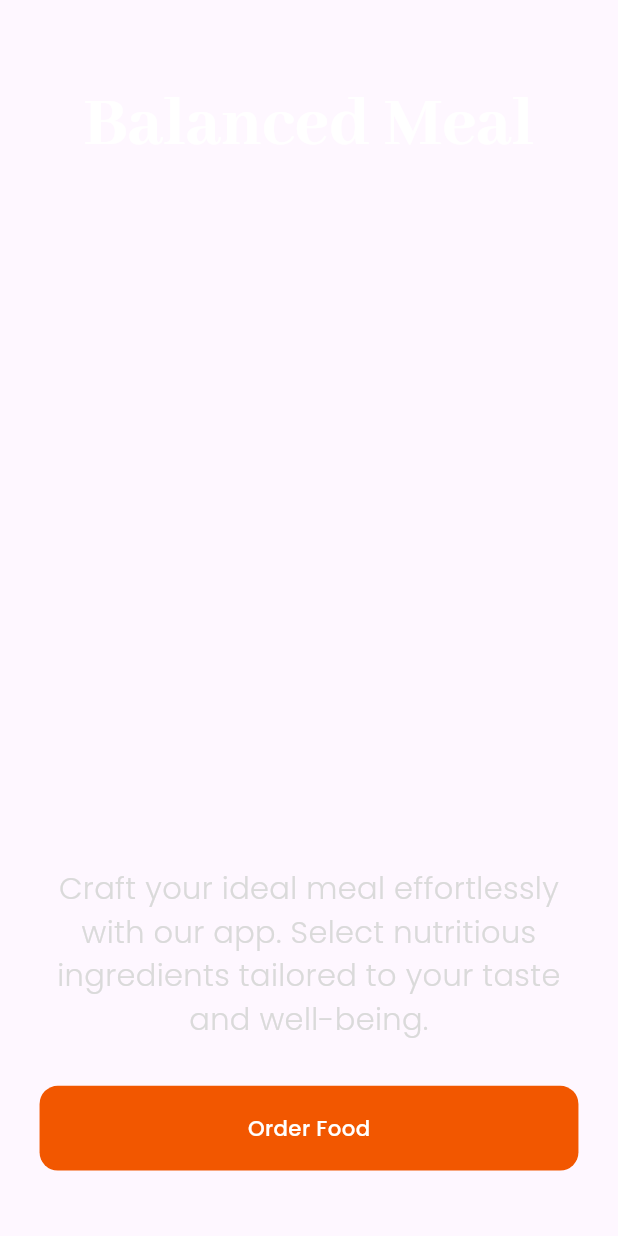
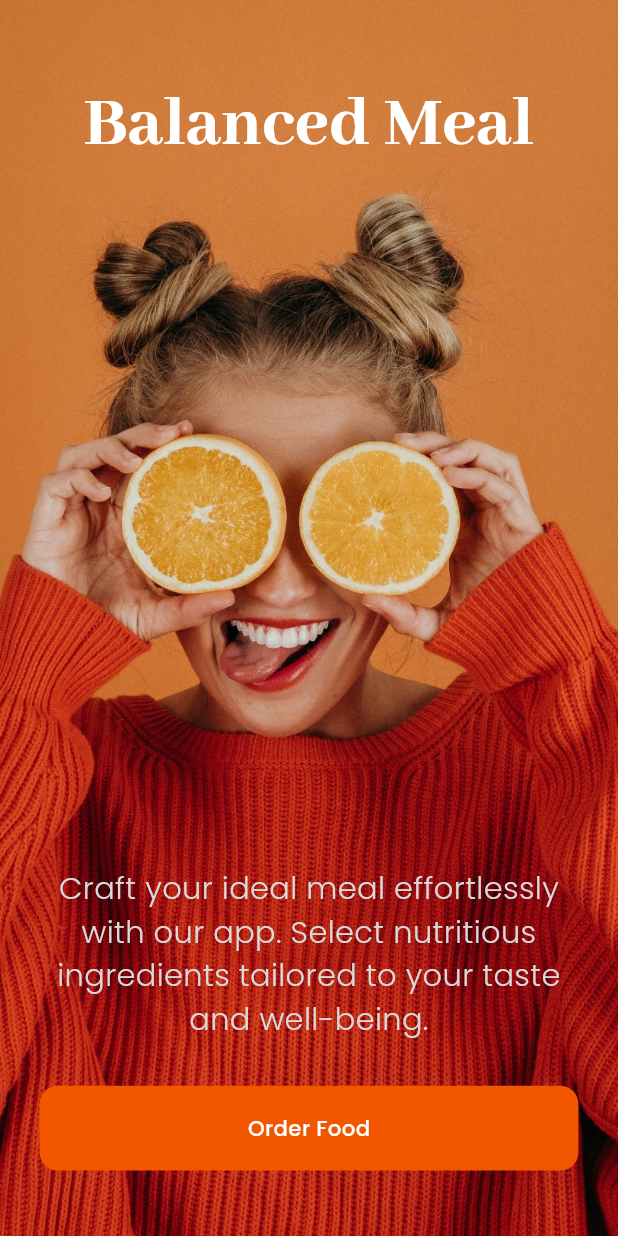
Before and after one commit to Israela608/balanced_meal, a Flutter app: the screen it shows after launch, on a phone screen of 412 x 824 dp. Run offline on Flutter 3.47's test engine with Material 3 defaults, Android fonts, the phone set to English and light mode, and no system bars; our stand-ins replace equatable, flutter_hooks, flutter_keyboard_visibility, flutter_screenutil, flutter_svg, hooks_riverpod and 2 more; accounts and stored records are empty.

Commit message:
background image to onboarding

```diff
--- a/lib/modules/screens/onboarding_screen.dart
+++ b/lib/modules/screens/onboarding_screen.dart
@@ -3,6 +3,7 @@ import 'package:balanced_meal/core/helper/navigation.dart';
 import 'package:balanced_meal/core/utils/app_colors.dart';
 import 'package:balanced_meal/core/utils/app_styles.dart';
 import 'package:balanced_meal/core/utils/extensions.dart';
+import 'package:balanced_meal/core/utils/utils.dart';
 import 'package:balanced_meal/data/constants/strings.dart';
 import 'package:balanced_meal/modules/screens/enter_details_screen.dart';
 import 'package:flutter/material.dart';
@@ -16,7 +17,19 @@ class OnboardingScreen extends StatelessWidget {
   @override
   Widget build(BuildContext context) {
     return Scaffold(
-      body: Padding(
+      body: Stack(
+        children: [
+          Positioned(
+            top: 0,
+            bottom: 0,
+            left: -105.25.w,
+            //right: -105.25.w,
+            child: Image.asset(
+              'assets/images/onboarding.jpg',
+              fit: BoxFit.fitHeight,
+            ),
+          ),
+          Padding(
             padding: EdgeInsets.symmetric(horizontal: 24.w),
             child: Column(
               children: [
@@ -43,16 +56,18 @@ class OnboardingScreen extends StatelessWidget {
                 WideButton(
                   text: Strings.orderFood,
                   onPressed: () {
-                Navigation.gotoNamed(
+                    /* Navigation.gotoNamed(
                       context,
                       EnterDetailsScreen.route,
-                );
+                    );*/
                   },
                 ),
                 43.height,
               ],
             ),
           ),
+        ],
+      ),
     );
   }
 }
```
Lines whose indentation alone changed are shown as unchanged.
